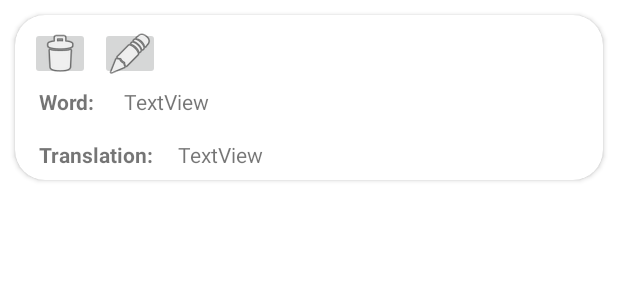
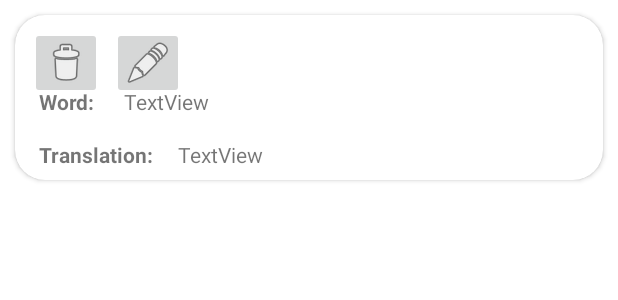
Before and after one commit to OrpazJoseph/Language-Learn, an Android app: the layout card.xml on its own in the app's theme, with its tools: preview values and no code run, on a phone screen of 412 x 824 dp. Shown: the top 300 px of the screen. Run offline under Robolectric (Android 15) with nearby library versions, the phone set to English and light mode, and no system bars.

Commit message:
Edit card

```diff
--- a/app/src/main/java/il/ac/hit/ScoreActivity.java
+++ b/app/src/main/java/il/ac/hit/ScoreActivity.java
@@ -1,6 +1,7 @@
 package il.ac.hit;
 
 import android.os.Bundle;
+import android.view.View;
 import android.widget.ArrayAdapter;
 import android.widget.ListView;
 
--- a/app/src/main/res/layout/card.xml
+++ b/app/src/main/res/layout/card.xml
@@ -2,6 +2,7 @@
 <androidx.cardview.widget.CardView
     xmlns:android="http://schemas.android.com/apk/res/android"
     xmlns:app="http://schemas.android.com/apk/res-auto"
+    xmlns:tools="http://schemas.android.com/tools"
     android:layout_width="match_parent"
     android:layout_height="110dp"
     android:layout_marginHorizontal="10dp"
@@ -63,18 +64,19 @@
 
         <ImageButton
             android:id="@+id/delete_card"
-            android:layout_width="40dp"
-            android:layout_height="35dp"
+            android:layout_width="48dp"
+            android:layout_height="48dp"
             android:layout_marginStart="10dp"
             android:layout_marginTop="8dp"
             app:layout_constraintStart_toStartOf="parent"
             app:layout_constraintTop_toTopOf="parent"
-            app:srcCompat="@android:drawable/ic_menu_delete" />
+            app:srcCompat="@android:drawable/ic_menu_delete"
+            tools:ignore="SpeakableTextPresentCheck" />
 
         <ImageButton
             android:id="@+id/edit_card"
-            android:layout_width="40dp"
-            android:layout_height="35dp"
+            android:layout_width="48dp"
+            android:layout_height="48dp"
             android:layout_marginTop="8dp"
             app:layout_constraintEnd_toEndOf="parent"
             app:layout_constraintHorizontal_bias="0.023"
```
Also changed, not shown: app/src/main/java/il/ac/hit/CardAdapter.java (+62 -53 lines), app/src/main/java/il/ac/hit/DisplayCardsActivity.java (+8 -4 lines), app/src/main/java/il/ac/hit/GameActivity.java (+8 -2 lines), app/src/main/java/il/ac/hit/WordDialog.java (+3 -5 lines).
